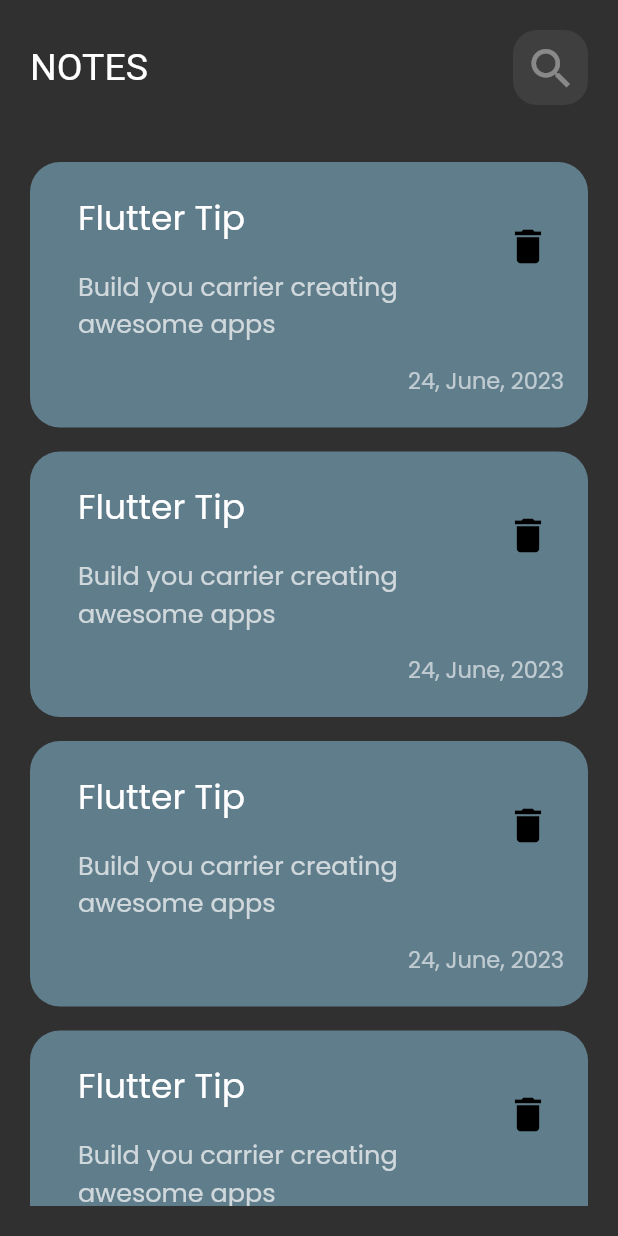
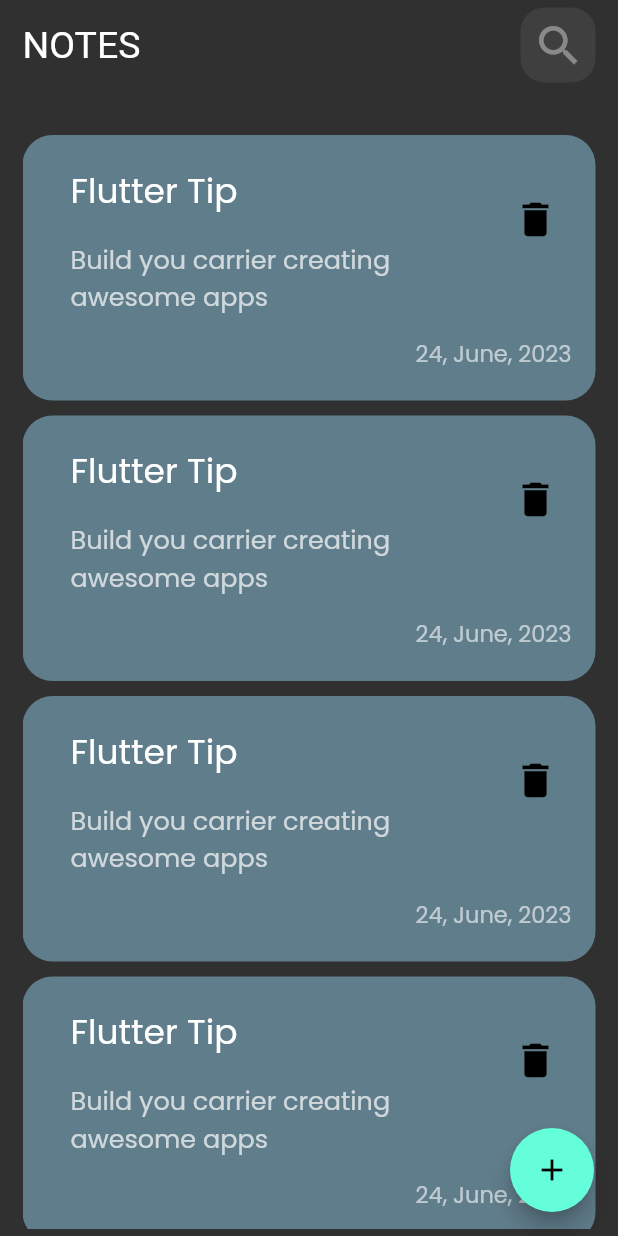
Before and after one commit to andrrew24/notes_app, a Flutter app: the screen it shows after launch, on a phone screen of 412 x 824 dp. Run offline on Flutter 3.47's test engine with Material 2 defaults, Android fonts, the phone set to English and light mode, and no system bars; our stand-ins replace google_fonts.

Commit message:
create floating action button

```diff
--- a/lib/views/notes_view.dart
+++ b/lib/views/notes_view.dart
@@ -11,6 +11,9 @@ class NotesView extends StatelessWidget {
   Widget build(BuildContext context) {
     return const Scaffold(
       body: CustomNotesViewBody(),
+      floatingActionButton: FloatingActionButton(
+        onPressed: null,
+        child: Icon(Icons.add)),
     );
   }
 }
--- a/lib/views/widgets/notes_list_view.dart
+++ b/lib/views/widgets/notes_list_view.dart
@@ -10,7 +10,7 @@ class NotesListView extends StatelessWidget {
     return ListView.builder(
       itemBuilder: (context, index) {
         return const Padding(
-          padding:  EdgeInsets.symmetric(vertical:8.0),
+          padding:  EdgeInsets.symmetric(vertical:5),
           child: NoteCard(),
         );
       },
--- a/lib/views/widgets/notes_view_body.dart
+++ b/lib/views/widgets/notes_view_body.dart
@@ -15,7 +15,7 @@ class CustomNotesViewBody extends StatelessWidget {
   Widget build(BuildContext context) {
     return const SafeArea(
       child: Padding(
-        padding: EdgeInsets.all(20),
+        padding: EdgeInsets.symmetric(vertical:5,horizontal: 15),
         child: Column(
           children: [
             CustomAppBar(),
```
